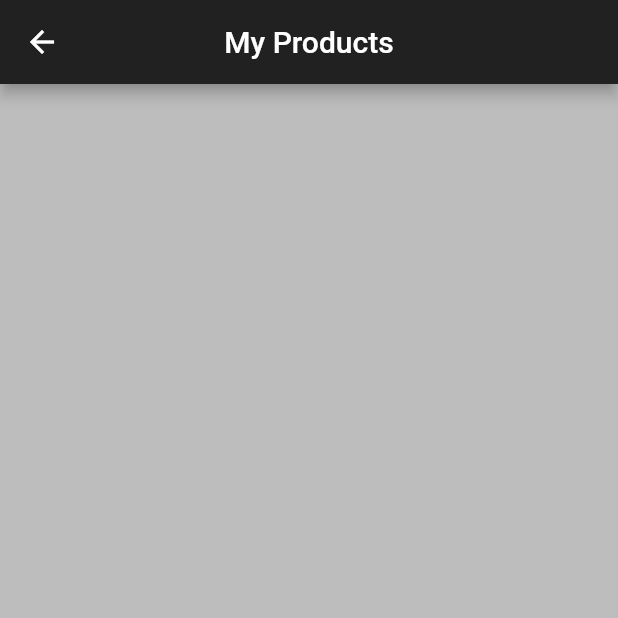
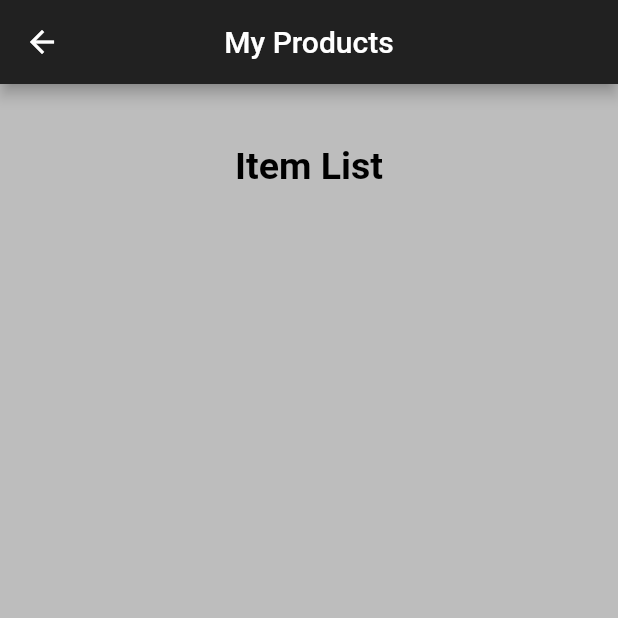
Before and after one commit to Shalika001/selling-app, a Flutter app: the myProducts screen opened directly, on a phone screen of 412 x 824 dp, the top half of it. Run offline on Flutter 3.47's test engine with Material 2 defaults, Android fonts, the phone set to English and light mode, and no system bars.

Commit message:
create body

```diff
--- a/lib/pages/myProducts.dart
+++ b/lib/pages/myProducts.dart
@@ -17,6 +17,24 @@ class _myProductsState extends State<myProducts> {
         centerTitle: true,
         backgroundColor: Colors.grey[900],
       ),
+      body: Padding(
+        padding: EdgeInsets.fromLTRB(30.0, 40.0, 30.0, 0.0),
+        child: Column(
+          crossAxisAlignment: CrossAxisAlignment.center,
+          children: <Widget>[
+            Center(
+              child: Text(
+                'Item List',
+                style: TextStyle(
+                  fontSize:25.0,
+                  color: Colors.black,
+                  fontWeight: FontWeight.bold,
+                ),
+              ),
+            ),
+          ],
+        ),
+      ),
     );
   }
 }
```
